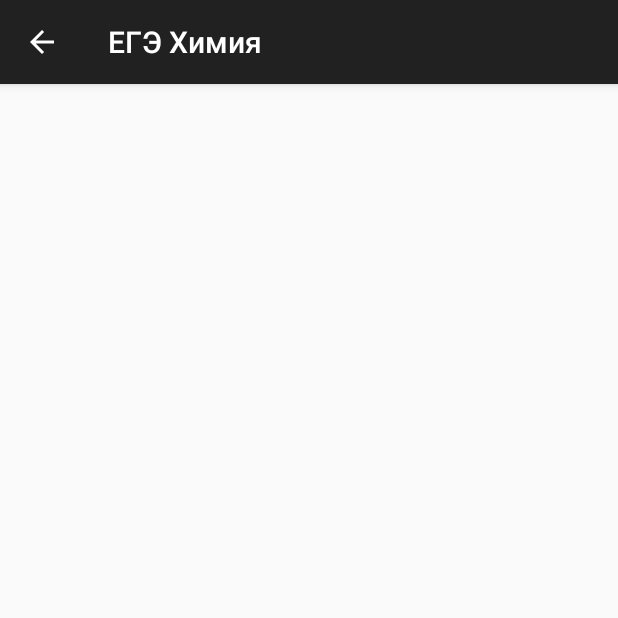
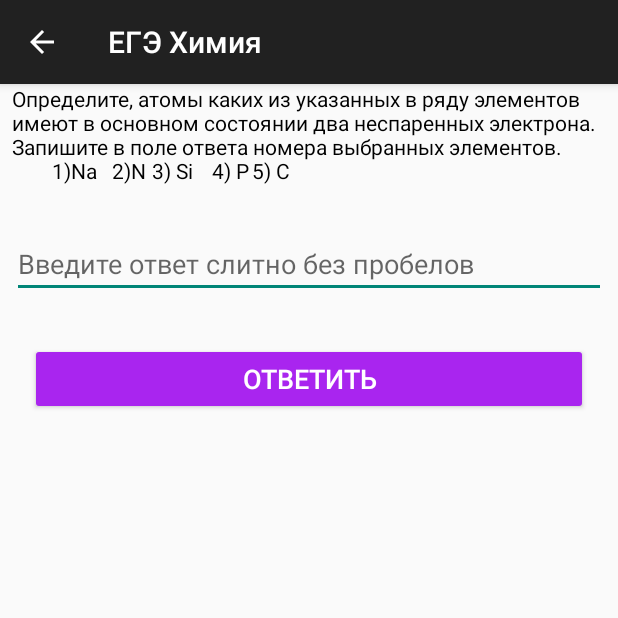
Before and after one commit to VladislavPetrukhin/EGE_Chemistry, an Android app: the TrialVariantsActivity screen opened directly, with no data from a screen before it, on a phone screen of 412 x 824 dp, the top half of it. Run offline under Robolectric (Android 15) with nearby library versions, the phone set to English and light mode, and no system bars; our stand-ins replace data binding.

Commit message:
added TrialVariantsActivity. Need some fixes

```diff
--- a/app/src/main/java/com/vlad/ege_chemistry/TestActivity.kt
+++ b/app/src/main/java/com/vlad/ege_chemistry/TestActivity.kt
@@ -19,7 +19,7 @@ class TestActivity : AppCompatActivity() {
 
         supportActionBar?.setDisplayHomeAsUpEnabled(true)
 
-        binding = DataBindingUtil.setContentView<ActivityTestBinding>(this, R.layout.activity_test)
+        binding = DataBindingUtil.setContentView(this, R.layout.activity_test)
         position = intent.getIntExtra("position",1)
 
         inflateExercise()
--- a/app/src/main/java/com/vlad/ege_chemistry/TrialVariantsActivity.kt
+++ b/app/src/main/java/com/vlad/ege_chemistry/TrialVariantsActivity.kt
@@ -1,21 +1,80 @@
 package com.vlad.ege_chemistry
 
+import android.content.Context
+import android.content.Intent
 import androidx.appcompat.app.AppCompatActivity
 import android.os.Bundle
+import android.util.Log
 import android.view.MenuItem
 import androidx.databinding.DataBindingUtil
 import com.vlad.ege_chemistry.databinding.ActivityTrialVariantsBinding
 
 class TrialVariantsActivity : AppCompatActivity() {
+
+    lateinit var binding: ActivityTrialVariantsBinding
+    private val TAG = "TrialVariantsActivityLog"
     override fun onCreate(savedInstanceState: Bundle?) {
         super.onCreate(savedInstanceState)
 
         supportActionBar?.setDisplayHomeAsUpEnabled(true)
 
-        val binding = DataBindingUtil.setContentView<ActivityTrialVariantsBinding>(this, R.layout.activity_trial_variants)
+        binding = DataBindingUtil.setContentView(this, R.layout.activity_trial_variants)
+
+        val exercise = intent.getIntExtra("position",1).toString()
+
+        when (exercise) {
+            "30" -> {
+                checkAnswers()
+            }
+            "31" -> {
+                clearAnswers()
+            }
+            else -> {
+                inflateExercise(exercise)
+            }
+        }
+
+        binding.testAnswerButton.setOnClickListener {
+            val sharedPref = applicationContext.getSharedPreferences("MyPref", Context.MODE_PRIVATE)
+            var answers = sharedPref.getString("answers","")
+            answers+= "#" + exercise + ":" + binding.testEditText.text.toString().trim()
+            val editor = sharedPref.edit()
+            editor.putString("answers",answers)
+            editor.putString("userSelectedMode","trialVariants")
+            editor.apply()
+            intent = Intent(this,RecyclerViewActivity::class.java)
+            intent.putExtra("userSelectedMode","selectTrialVariantExercise")
+            startActivity(intent)
+        }
     }
+
+    fun clearAnswers() {
+        val sharedPref = applicationContext.getSharedPreferences("MyPref", Context.MODE_PRIVATE)
+        val editor = sharedPref.edit()
+        editor.remove("answers")
+        editor.apply()
+    }
+
+    fun checkAnswers() {
+        TODO("Not yet implemented")
+    }
+
+    private fun inflateExercise(exercise:String) {
+        val sharedPref = applicationContext.getSharedPreferences("MyPref", Context.MODE_PRIVATE)
+        val prNumber = sharedPref.getString("prNumber","1")
+        Log.d(TAG,prNumber.toString())
+        Log.d(TAG,exercise.toString())
+        val textResourceId = resources.getIdentifier("pr${prNumber}_$exercise","string",packageName)
+        binding.testTextView.text = resources.getString(textResourceId)
+        binding.testEditText.setText("")
+    }
+
     override fun onOptionsItemSelected(item: MenuItem): Boolean {
         if (item.itemId == android.R.id.home) {
+            val sharedPref = applicationContext.getSharedPreferences("MyPref", Context.MODE_PRIVATE)
+            val editor = sharedPref.edit()
+            editor.putString("userSelectedMode","trialVariants")
+            editor.apply()
             onBackPressed()
             return true
         }
--- a/app/src/main/java/com/vlad/ege_chemistry/fragments/MainFragment.kt
+++ b/app/src/main/java/com/vlad/ege_chemistry/fragments/MainFragment.kt
@@ -27,17 +27,17 @@ class MainFragment : Fragment() {
 
         binding.buttonTeory.setOnClickListener {
             val intent = Intent(requireContext(), RecyclerViewActivity::class.java)
-            intent.putExtra("type","teory")
+            intent.putExtra("userSelectedMode","teory")
             startActivity(intent)
         }
         binding.buttonTest.setOnClickListener {
             val intent = Intent(requireContext(), RecyclerViewActivity::class.java)
-            intent.putExtra("type","test")
+            intent.putExtra("userSelectedMode","test")
             startActivity(intent)
         }
         binding.buttonTrialVariants.setOnClickListener {
             val intent = Intent(requireContext(), RecyclerViewActivity::class.java)
-            intent.putExtra("type","trialVariants")
+            intent.putExtra("userSelectedMode","trialVariants")
             startActivity(intent)
         }
 
--- a/app/src/main/res/layout/activity_trial_variants.xml
+++ b/app/src/main/res/layout/activity_trial_variants.xml
@@ -3,9 +3,45 @@
     xmlns:app="http://schemas.android.com/apk/res-auto"
     xmlns:tools="http://schemas.android.com/tools"
     tools:context=".TrialVariantsActivity">
-<androidx.constraintlayout.widget.ConstraintLayout
-    android:layout_width="match_parent"
-    android:layout_height="match_parent">
+    <ScrollView
+        android:layout_width="match_parent"
+        android:layout_height="wrap_content">
+        <LinearLayout
+            android:layout_width="match_parent"
+            android:layout_height="wrap_content"
+            android:orientation="vertical">
 
-</androidx.constraintlayout.widget.ConstraintLayout>
+            <TextView
+                android:id="@+id/testTextView"
+                android:layout_width="match_parent"
+                android:layout_height="wrap_content"
+                android:text="Test"
+                android:layout_marginHorizontal="8dp"
+                android:textColor="@color/black"
+                app:layout_constraintStart_toStartOf="parent"
+                app:layout_constraintTop_toTopOf="parent" />
+
+            <EditText
+                android:id="@+id/testEditText"
+                android:layout_width="match_parent"
+                android:layout_height="wrap_content"
+                android:layout_marginHorizontal="8dp"
+                android:layout_marginTop="30dp"
+                android:layout_weight="1"
+                android:ems="10"
+                android:inputType="text"
+                android:hint="Введите ответ слитно без пробелов"
+                android:text="" />
+
+            <Button
+                android:id="@+id/testAnswerButton"
+                android:layout_width="match_parent"
+                android:layout_height="wrap_content"
+                android:layout_marginHorizontal="20dp"
+                android:layout_marginTop="30dp"
+                android:layout_weight="1"
+                style="@style/MainButtonStyle"
+                android:text="Ответить" />
+        </LinearLayout>
+    </ScrollView>
 </layout>
--- a/app/src/main/res/values/integers.xml
+++ b/app/src/main/res/values/integers.xml
@@ -2,6 +2,6 @@
 <resources>
     <integer name="teory_count">30</integer>
     <integer name="test_count">7</integer>
-    <integer name="trial_variants_count">0</integer>
+    <integer name="trial_variants_count">3</integer>
     <integer name="exercisesInTests_count">3</integer>
 </resources>
--- a/app/src/main/res/values/strings.xml
+++ b/app/src/main/res/values/strings.xml
@@ -614,6 +614,11 @@ CuCl2 + 2КОН = Cu(OH)2 + 2КС1 соответствует сокращенн
     <string name="testAnswer7">1:4:4</string>
 
 
+    <string name="prName1">Пробник 1</string>
+    <string name="prName2">Пробник 2</string>
+    <string name="prName3">Пробник 3</string>
+
+
     <string name="pr1_1">"Определите, атомы каких из указанных в ряду элементов имеют в основном состоянии два неспаренных электрона.
 Запишите в поле ответа номера выбранных элементов.
         1)Na	2)N	3) Si	4) Р	5) С"</string>
```
Also changed, not shown: app/src/main/java/com/vlad/ege_chemistry/RecyclerViewActivity.kt (+41 -15 lines).
